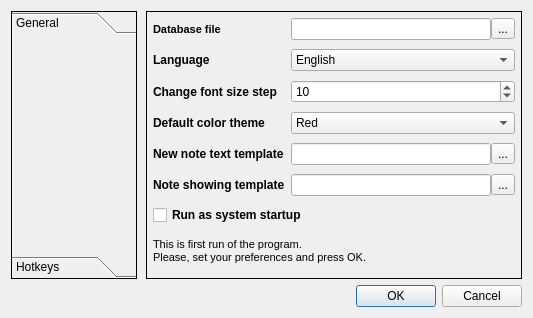
Above: src/settings/settingsdialog.ui from graninas/WhiteLightNotes before the change. Below: the same form after it.
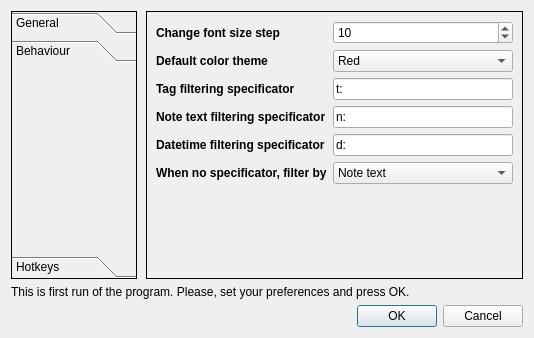
That is the form after the change. The open tabs and pages were chosen to show the change. Icons and pictures are not drawn.

```diff
--- a/src/settings/settingsdialog.ui
+++ b/src/settings/settingsdialog.ui
@@ -6,8 +6,8 @@
    <rect>
     <x>0</x>
     <y>0</y>
-    <width>533</width>
-    <height>318</height>
+    <width>534</width>
+    <height>338</height>
    </rect>
   </property>
   <property name="windowTitle">
@@ -37,13 +37,26 @@
           <x>0</x>
           <y>0</y>
           <width>124</width>
-          <height>211</height>
+          <height>185</height>
          </rect>
         </property>
         <attribute name="label">
          <string>General</string>
         </attribute>
        </widget>
+       <widget class="QWidget" name="tb_PBehaviour">
+        <property name="geometry">
+         <rect>
+          <x>0</x>
+          <y>0</y>
+          <width>124</width>
+          <height>185</height>
+         </rect>
+        </property>
+        <attribute name="label">
+         <string>Behaviour</string>
+        </attribute>
+       </widget>
        <widget class="QWidget" name="tb_PHotkeys">
         <property name="geometry">
          <rect>
@@ -140,6 +153,100 @@
             </widget>
            </item>
            <item row="2" column="0">
+            <widget class="QLabel" name="label_8">
+             <property name="font">
+              <font>
+               <weight>75</weight>
+               <bold>true</bold>
+              </font>
+             </property>
+             <property name="text">
+              <string>New note text template</string>
+             </property>
+            </widget>
+           </item>
+           <item row="2" column="1">
+            <layout class="QHBoxLayout" name="horizontalLayout_7">
+             <item>
+              <widget class="QLineEdit" name="le_NewNoteTextTemplate">
+               <property name="toolTip">
+                <string>Template wich used for new notes. You may, for example, set your sign in template.</string>
+               </property>
+              </widget>
+             </item>
+             <item>
+              <widget class="QToolButton" name="tb_SelectNewNoteTextTemplate">
+               <property name="text">
+                <string>...</string>
+               </property>
+               <property name="icon">
+                <iconset resource="../icons.qrc">
+                 <normaloff>:/icons/resources/folder-open.png</normaloff>:/icons/resources/folder-open.png</iconset>
+               </property>
+              </widget>
+             </item>
+            </layout>
+           </item>
+           <item row="3" column="0">
+            <widget class="QLabel" name="label_9">
+             <property name="font">
+              <font>
+               <weight>75</weight>
+               <bold>true</bold>
+              </font>
+             </property>
+             <property name="text">
+              <string>Note showing template</string>
+             </property>
+            </widget>
+           </item>
+           <item row="3" column="1">
+            <layout class="QHBoxLayout" name="horizontalLayout_8">
+             <item>
+              <widget class="QLineEdit" name="le_NoteShowingTemplate">
+               <property name="toolTip">
+                <string>Template for the showing notes. It has special placeholders for note data: title, text, datetime, colors.</string>
+               </property>
+              </widget>
+             </item>
+             <item>
+              <widget class="QToolButton" name="tb_SelectNoteShowingTemplate">
+               <property name="text">
+                <string>...</string>
+               </property>
+               <property name="icon">
+                <iconset resource="../icons.qrc">
+                 <normaloff>:/icons/resources/folder-open.png</normaloff>:/icons/resources/folder-open.png</iconset>
+               </property>
+              </widget>
+             </item>
+            </layout>
+           </item>
+           <item row="4" column="0" colspan="2">
+            <widget class="QCheckBox" name="cb_RunOnSystemStartup">
+             <property name="enabled">
+              <bool>true</bool>
+             </property>
+             <property name="font">
+              <font>
+               <weight>75</weight>
+               <bold>true</bold>
+              </font>
+             </property>
+             <property name="text">
+              <string>Run as system startup</string>
+             </property>
+            </widget>
+           </item>
+          </layout>
+         </item>
+        </layout>
+       </widget>
+       <widget class="QWidget" name="PBehaviour">
+        <layout class="QVBoxLayout" name="verticalLayout_4">
+         <item>
+          <layout class="QFormLayout" name="formLayout_2">
+           <item row="0" column="0">
             <widget class="QLabel" name="label_7">
              <property name="font">
               <font>
@@ -152,7 +259,7 @@
              </property>
             </widget>
            </item>
-           <item row="2" column="1">
+           <item row="0" column="1">
             <widget class="QSpinBox" name="sb_ChangeFontSizeStep">
              <property name="minimum">
               <number>1</number>
@@ -165,7 +272,7 @@
              </property>
             </widget>
            </item>
-           <item row="3" column="0">
+           <item row="1" column="0">
             <widget class="QLabel" name="label_3">
              <property name="font">
               <font>
@@ -178,7 +285,7 @@
              </property>
             </widget>
            </item>
-           <item row="3" column="1">
+           <item row="1" column="1">
             <widget class="QComboBox" name="cb_DefaultColorTheme">
              <item>
               <property name="text">
@@ -197,8 +304,34 @@
              </item>
             </widget>
            </item>
+           <item row="2" column="0">
+            <widget class="QLabel" name="label_11">
+             <property name="font">
+              <font>
+               <weight>75</weight>
+               <bold>true</bold>
+              </font>
+             </property>
+             <property name="text">
+              <string>Tag filtering specificator</string>
+             </property>
+            </widget>
+           </item>
+           <item row="3" column="0">
+            <widget class="QLabel" name="label_12">
+             <property name="font">
+              <font>
+               <weight>75</weight>
+               <bold>true</bold>
+              </font>
+             </property>
+             <property name="text">
+              <string>Note text filtering specificator</string>
+             </property>
+            </widget>
+           </item>
            <item row="4" column="0">
-            <widget class="QLabel" name="label_8">
+            <widget class="QLabel" name="label_13">
              <property name="font">
               <font>
                <weight>75</weight>
@@ -206,34 +339,12 @@
               </font>
              </property>
              <property name="text">
-              <string>New note text template</string>
+              <string>Datetime filtering specificator</string>
              </property>
             </widget>
            </item>
-           <item row="4" column="1">
-            <layout class="QHBoxLayout" name="horizontalLayout_7">
-             <item>
-              <widget class="QLineEdit" name="le_NewNoteTextTemplate">
-               <property name="toolTip">
-                <string>Template wich used for new notes. You may, for example, set your sign in template.</string>
-               </property>
-              </widget>
-             </item>
-             <item>
-              <widget class="QToolButton" name="tb_SelectNewNoteTextTemplate">
-               <property name="text">
-                <string>...</string>
-               </property>
-               <property name="icon">
-                <iconset resource="../icons.qrc">
-                 <normaloff>:/icons/resources/folder-open.png</normaloff>:/icons/resources/folder-open.png</iconset>
-               </property>
-              </widget>
-             </item>
-            </layout>
-           </item>
            <item row="5" column="0">
-            <widget class="QLabel" name="label_9">
+            <widget class="QLabel" name="label_14">
              <property name="font">
               <font>
                <weight>75</weight>
@@ -241,18 +352,37 @@
               </font>
              </property>
              <property name="text">
-              <string>Note showing template</string>
+              <string>When no specificator, filter by</string>
+             </property>
+            </widget>
+           </item>
+           <item row="2" column="1">
+            <widget class="QLineEdit" name="lineEdit">
+             <property name="text">
+              <string>t:</string>
+             </property>
+            </widget>
+           </item>
+           <item row="3" column="1">
+            <widget class="QLineEdit" name="lineEdit_5">
+             <property name="text">
+              <string>n:</string>
+             </property>
+            </widget>
+           </item>
+           <item row="4" column="1">
+            <widget class="QLineEdit" name="lineEdit_6">
+             <property name="text">
+              <string>d:</string>
              </property>
             </widget>
            </item>
            <item row="5" column="1">
-            <layout class="QHBoxLayout" name="horizontalLayout_8">
+            <widget class="QComboBox" name="comboBox">
              <item>
-              <widget class="QLineEdit" name="le_NoteShowingTemplate">
-               <property name="toolTip">
-                <string>Template for the showing notes. It has special placeholders for note data: title, text, datetime, colors.</string>
-               </property>
-              </widget>
+              <property name="text">
+               <string>Note text</string>
+              </property>
              </item>
              <item>
               <widget class="QToolButton" name="tb_SelectNoteShowingTemplate">
@@ -265,38 +395,15 @@
                </property>
               </widget>
              </item>
-            </layout>
-           </item>
-           <item row="6" column="0" colspan="2">
-            <widget class="QCheckBox" name="cb_RunOnSystemStartup">
-             <property name="enabled">
-              <bool>true</bool>
-             </property>
-             <property name="font">
-              <font>
-               <weight>75</weight>
-               <bold>true</bold>
-              </font>
-             </property>
-             <property name="text">
-              <string>Run as system startup</string>
-             </property>
+             <item>
+              <property name="text">
+               <string>Datetime</string>
+              </property>
+             </item>
             </widget>
            </item>
           </layout>
          </item>
-         <item>
-          <widget class="QLabel" name="l_WelcomeString">
-           <property name="text">
-            <string>&lt;!DOCTYPE HTML PUBLIC &quot;-//W3C//DTD HTML 4.0//EN&quot; &quot;http://www.w3.org/TR/REC-html40/strict.dtd&quot;&gt;
-&lt;html&gt;&lt;head&gt;&lt;meta name=&quot;qrichtext&quot; content=&quot;1&quot; /&gt;&lt;style type=&quot;text/css&quot;&gt;
-p, li { white-space: pre-wrap; }
-&lt;/style&gt;&lt;/head&gt;&lt;body style=&quot; font-family:'MS Shell Dlg 2'; font-size:8.25pt; font-weight:400; font-style:normal;&quot;&gt;
-&lt;p style=&quot; margin-top:0px; margin-bottom:0px; margin-left:0px; margin-right:0px; -qt-block-indent:0; text-indent:0px;&quot;&gt;&lt;span style=&quot; font-size:8pt;&quot;&gt;This is first run of the program.&lt;/span&gt;&lt;/p&gt;
-&lt;p style=&quot; margin-top:0px; margin-bottom:0px; margin-left:0px; margin-right:0px; -qt-block-indent:0; text-indent:0px;&quot;&gt;&lt;span style=&quot; font-size:8pt;&quot;&gt;Please, set your preferences and press OK.&lt;/span&gt;&lt;/p&gt;&lt;/body&gt;&lt;/html&gt;</string>
-           </property>
-          </widget>
-         </item>
         </layout>
        </widget>
        <widget class="QWidget" name="p_Hotkeys">
@@ -405,6 +512,13 @@
      </item>
     </layout>
    </item>
+   <item>
+    <widget class="QLabel" name="l_WelcomeString">
+     <property name="text">
+      <string>This is first run of the program. Please, set your preferences and press OK.</string>
+     </property>
+    </widget>
+   </item>
    <item>
     <widget class="QDialogButtonBox" name="buttonBox">
      <property name="orientation">
```
Left out of the diff: 19 changed lines with no effect on the pictures.
